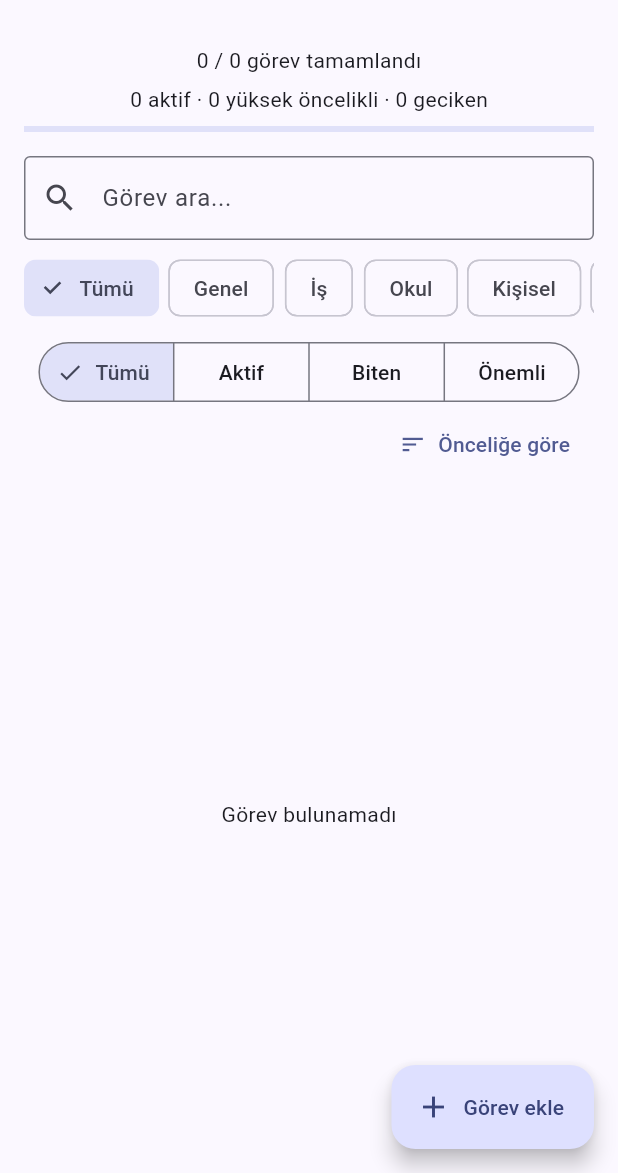
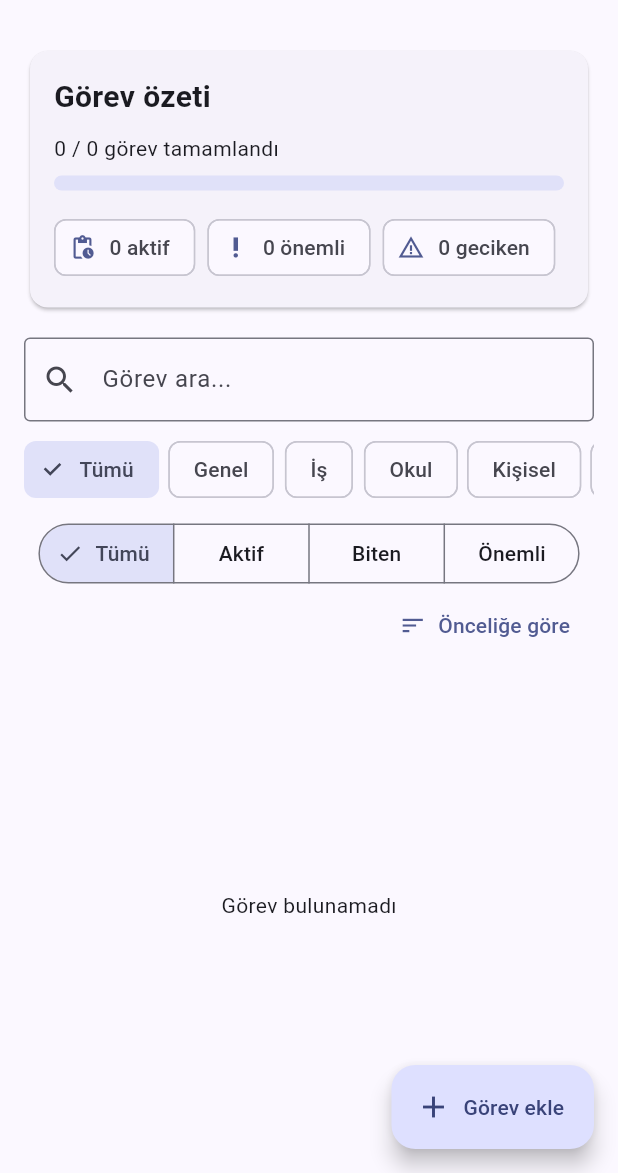
Before and after one commit to alidanis61615/TaskFlow, a Flutter app: the screen it shows after launch, on a phone screen of 412 x 824 dp, the part 63-1236 px from its top. Run offline on Flutter 3.47's test engine with Material 3 defaults, Android fonts, the phone set to English and light mode, and no system bars; our stand-ins replace shared_preferences, sqflite; accounts and stored records are empty.

Commit message:
ui: responsive TaskFlow dashboard, scrollable filters and overdue highlighting

```diff
--- a/lib/main.dart
+++ b/lib/main.dart
@@ -249,11 +249,24 @@ class _TaskHomeState extends State<TaskHome> {
         label: const Text('Görev ekle')),
       body: Padding(padding: const EdgeInsets.all(16),
         child: Column(children: [
-          Text('$done / ${tasks.length} görev tamamlandı'),
-          const SizedBox(height: 6),
-          Text('${tasks.length - done} aktif · $high yüksek öncelikli · $overdue geciken'),
-          const SizedBox(height: 8),
-          LinearProgressIndicator(value: tasks.isEmpty ? 0 : done / tasks.length),
+          Card(child: Padding(padding: const EdgeInsets.all(16), child:
+            Column(crossAxisAlignment: CrossAxisAlignment.start, children: [
+              const Text('Görev özeti', style: TextStyle(fontSize: 20, fontWeight: FontWeight.bold)),
+              const SizedBox(height: 10),
+              Text('$done / ${tasks.length} görev tamamlandı'),
+              const SizedBox(height: 8),
+              LinearProgressIndicator(value: tasks.isEmpty ? 0 : done / tasks.length,
+                minHeight: 10, borderRadius: BorderRadius.circular(8)),
+              const SizedBox(height: 14),
+              Wrap(spacing: 8, runSpacing: 8, children: [
+                Chip(avatar: const Icon(Icons.pending_actions, size: 18),
+                  label: Text('${tasks.length - done} aktif')),
+                Chip(avatar: const Icon(Icons.priority_high, size: 18),
+                  label: Text('$high önemli')),
+                Chip(avatar: const Icon(Icons.warning_amber, size: 18),
+                  label: Text('$overdue geciken')),
+              ]),
+            ]))),
           const SizedBox(height: 16),
           TextField(decoration: const InputDecoration(
             prefixIcon: Icon(Icons.search), hintText: 'Görev ara...',
@@ -266,13 +279,14 @@ class _TaskHomeState extends State<TaskHome> {
                 child: ChoiceChip(label: Text(c), selected: categoryFilter == c,
                   onSelected: (_) => setState(() => categoryFilter = c)))).toList())),
           const SizedBox(height: 8),
-          SegmentedButton<int>(segments: const [
+          SingleChildScrollView(scrollDirection: Axis.horizontal,
+            child: SegmentedButton<int>(segments: const [
             ButtonSegment(value: 0, label: Text('Tümü')),
             ButtonSegment(value: 1, label: Text('Aktif')),
             ButtonSegment(value: 2, label: Text('Biten')),
             ButtonSegment(value: 3, label: Text('Önemli')),
           ], selected: {filter},
-            onSelectionChanged: (v) => setState(() => filter = v.first)),
+            onSelectionChanged: (v) => setState(() => filter = v.first))),
           Align(alignment: Alignment.centerRight, child: TextButton.icon(
             onPressed: () => setState(() {if (!newestFirst && !dueFirst) {dueFirst = true;} else if (dueFirst) {dueFirst = false; newestFirst = true;} else {newestFirst = false;}}),
             icon: const Icon(Icons.sort),
@@ -290,10 +304,13 @@ class _TaskHomeState extends State<TaskHome> {
                       await refresh();
                     }),
                   title: Text(task.title, style: TextStyle(
+                    fontWeight: FontWeight.w600,
                     decoration: task.completed
                       ? TextDecoration.lineThrough : null)),
                   subtitle: Text('${task.description}\n${task.category} · Öncelik: ${['Düşük', 'Normal', 'Yüksek'][task.priority]}${task.dueDate == null ? '' : '\nSon tarih: ${task.dueDate!.day}.${task.dueDate!.month}.${task.dueDate!.year}'}${!task.completed && task.dueDate != null && task.dueDate!.isBefore(today) ? ' · GECİKTİ' : ''}'),
                   isThreeLine: true,
+                  tileColor: !task.completed && task.dueDate != null && task.dueDate!.isBefore(today)
+                    ? Theme.of(context).colorScheme.errorContainer.withValues(alpha: 0.35) : null,
                   onTap: () => edit(task),
                   trailing: IconButton(icon: const Icon(Icons.delete_outline),
                     tooltip: 'Sil', onPressed: () async {
```
